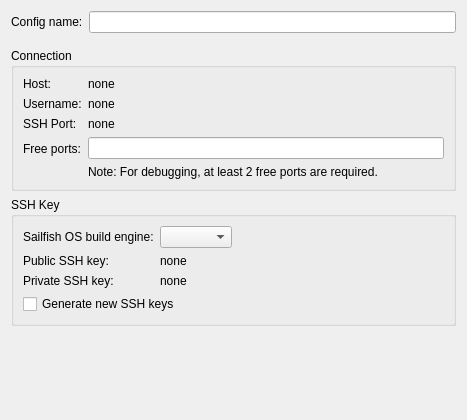
Qt form src/plugins/mer/merhardwaredevicewizardsetuppage.ui (sailfishos/sailfish-qtcreator) before a commit.
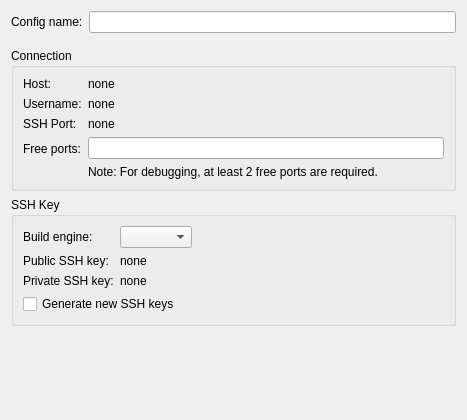
The same form after that commit.

Diff of the .ui file:
```diff
--- a/src/plugins/mer/merhardwaredevicewizardsetuppage.ui
+++ b/src/plugins/mer/merhardwaredevicewizardsetuppage.ui
@@ -155,7 +155,7 @@
         <item row="0" column="0">
          <widget class="QLabel" name="merSdkLabel">
           <property name="text">
-           <string>Sailfish OS build engine:</string>
+           <string>Build engine:</string>
           </property>
           <property name="buddy">
            <cstring>merSdkComboBox</cstring>
```
